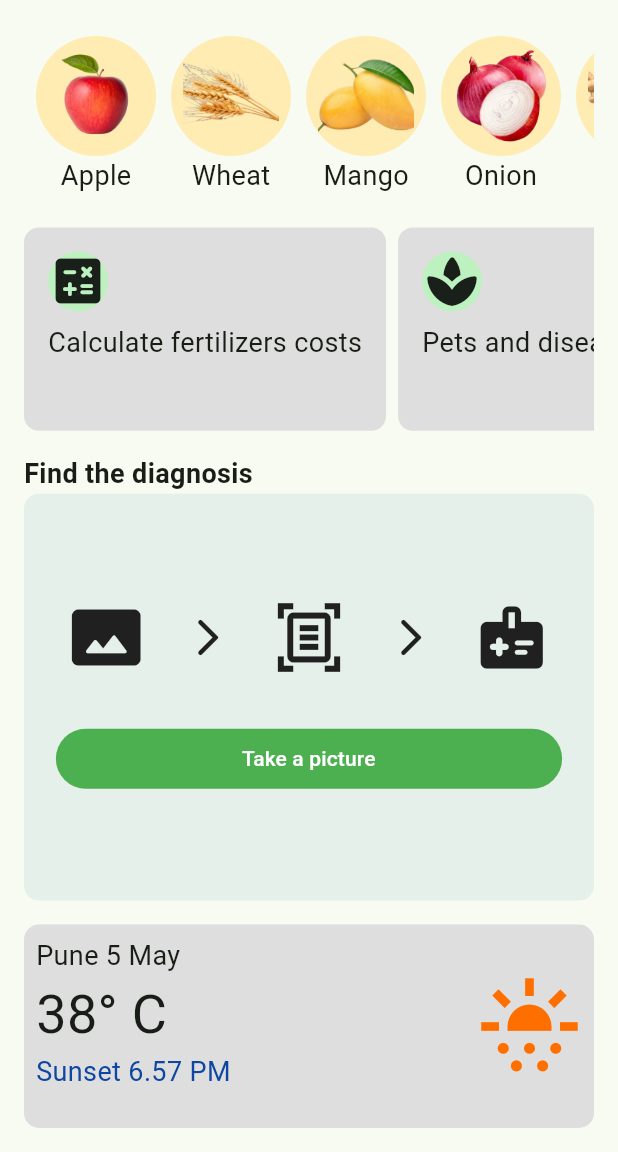
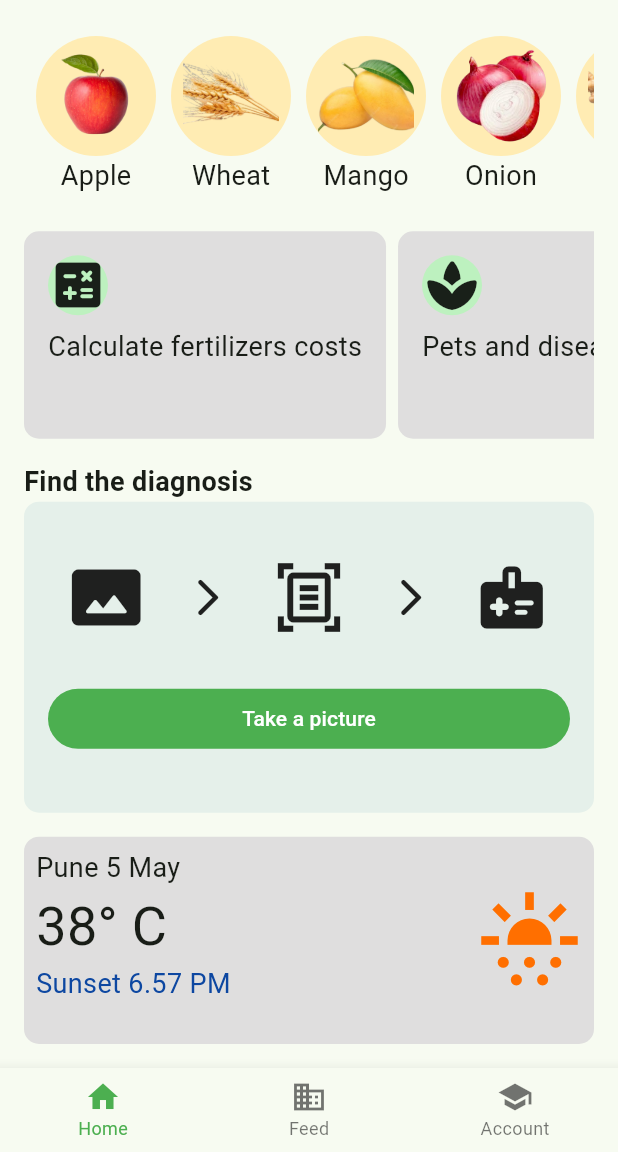
Before and after one commit to anantnipunge/Plantix_app, a Flutter app: the screen it shows after launch, after a tap on "Take a picture", on a phone screen of 412 x 824 dp, the part 84-1236 px from its top. Run offline on Flutter 3.47's test engine with Material 2 defaults, Android fonts, the phone set to English and light mode, and no system bars; our stand-ins replace google_fonts.

Commit message:
new: UI changes: tabbar added

```diff
--- /dev/null
+++ b/lib/Screens/home_page.dart
@@ -0,0 +1,80 @@
+import 'package:flutter/material.dart';
+import 'package:plantix/Screens/calculator_cards.dart';
+import 'package:plantix/Screens/categorylist.dart';
+import 'package:plantix/Screens/widgets/diagnosis.dart';
+import 'package:plantix/Screens/widgets/weather_card.dart';
+
+class MyHomePage extends StatefulWidget {
+  const MyHomePage({super.key, required this.title});
+  final String title;
+
+  @override
+  State<MyHomePage> createState() => _MyHomePageState();
+}
+
+class _MyHomePageState extends State<MyHomePage> {
+
+  @override
+  Widget build(BuildContext context) {
+    return Scaffold(
+      appBar: AppBar(
+        backgroundColor: Theme.of(context).colorScheme.inversePrimary,
+        title: Text(widget.title),
+      ),
+      body: const SafeArea(
+        child: Padding(
+          padding: EdgeInsets.all(16.0),
+          child: Column(
+          mainAxisAlignment: MainAxisAlignment.start,
+          crossAxisAlignment: CrossAxisAlignment.start,
+          children: <Widget>[
+              Flexible(
+                flex: 2,
+                child: categorylist(),
+              ),
+              Flexible(
+                flex: 2,
+                child: cal_cards()
+              ),
+              SizedBox(height: 16,),
+              Text("Find the diagnosis", style: TextStyle(fontSize: 18, fontWeight:FontWeight.bold), ),
+              Flexible(
+                flex: 3,
+                child: diagnosis(),
+              ),
+              SizedBox(height: 16,),
+              Flexible(
+                flex: 2,
+                child: weather_card(),
+              )
+              // const SizedBox(height: 16,),
+              // Flexible(
+              //   flex: 1,
+              //   child: CategorySelector(
+              //     selected: selected,
+              //     categories: const [
+              //       'Recommended',
+              //       'Top',
+              //       'Indoor',
+              //       'Outdoor'
+              //     ],
+              //     onTap: (index) {
+              //       setState(() {
+              //         selected = index;
+              //       });
+              //     },
+              //   ),
+              // )
+            ],
+          ),
+        ),
+      ),
+      // floatingActionButton: FloatingActionButton(
+      //   onPressed: () => {},
+      //   tooltip: 'Search',
+      //   child: const Icon(Icons.camera),
+      // ),
+
+    );
+  }
+}
--- /dev/null
+++ b/lib/Screens/widgets/diagnosis.dart
@@ -0,0 +1,45 @@
+import 'package:flutter/material.dart';
+
+class diagnosis extends StatefulWidget {
+  const diagnosis({super.key});
+
+  @override
+  State<diagnosis> createState() => _diagnosisState();
+}
+
+class _diagnosisState extends State<diagnosis> {
+  @override
+  Widget build(BuildContext context) {
+    return Container(
+      alignment: Alignment.center,
+      padding: const EdgeInsets.all(16),
+      decoration: const BoxDecoration(
+        color: Color(0xFFE5F0EA),
+        borderRadius: BorderRadius.all(Radius.circular(10))),
+      child: Column(
+        mainAxisAlignment: MainAxisAlignment.center,
+        children: [
+          const Row(
+            mainAxisAlignment: MainAxisAlignment.spaceAround,
+            children: [
+              Icon(Icons.photo_size_select_actual_rounded, size: 50,),
+              Icon(Icons.arrow_forward_ios_rounded, size: 30,),
+              Icon(Icons.document_scanner_outlined, size: 50,),
+              Icon(Icons.arrow_forward_ios_rounded, size: 30,),
+              Icon(Icons.medical_information_rounded, size: 50,),
+            ],
+          ),
+            const SizedBox(height: 32,),
+          SizedBox(
+            width: 400,
+            child: FilledButton(
+            style: const ButtonStyle(backgroundColor: MaterialStatePropertyAll<Color>(Colors.green),),
+            child: const Text('Take a picture'),
+            onPressed: () => print('Pressed'),
+          ),
+          )
+        ],
+      ),
+    );
+  }
+}
--- /dev/null
+++ b/lib/Screens/widgets/weather_card.dart
@@ -0,0 +1,40 @@
+import 'package:flutter/material.dart';
+
+class weather_card extends StatefulWidget {
+  const weather_card({super.key});
+
+  @override
+  State<weather_card> createState() => _weather_cardState();
+}
+
+class _weather_cardState extends State<weather_card> {
+  @override
+  Widget build(BuildContext context) {
+    return Container(
+      height: 200,
+      width: 400,
+      padding: const EdgeInsets.all(8),
+      decoration: const BoxDecoration(
+        color: Color.fromARGB(255, 223, 222, 222),
+        borderRadius: BorderRadius.all(Radius.circular(10))),
+      child: Row(
+        mainAxisAlignment: MainAxisAlignment.spaceBetween,
+        children: [
+          Column(
+            crossAxisAlignment: CrossAxisAlignment.start,
+            children: [
+              const Text("Pune 5 May",style: TextStyle(fontSize: 18),),
+              const Text("38\u00B0 C", style: TextStyle(fontSize: 36),),
+              Text("Sunset 6.57 PM", style: TextStyle(color: Colors.blue[900], fontSize: 18),)
+            ],
+          ),
+        Container(
+            decoration: const BoxDecoration(
+              borderRadius: BorderRadius.all(Radius.circular(50))),
+            child: const Icon(Icons.sunny_snowing, size: 70,color: Color.fromARGB(255, 255, 111, 0),),
+          ),
+        ],
+      ),
+    );
+  }
+}
--- a/lib/main.dart
+++ b/lib/main.dart
@@ -1,187 +1,81 @@
 import 'package:flutter/material.dart';
-import 'package:plantix/Screens/calculator_cards.dart';
-import 'package:plantix/Screens/categorylist.dart';
-void main() {
-  runApp(const MyApp());
-}
+import 'package:plantix/Screens/home_page.dart';
+
+void main() => runApp(const MyApp());
 
 class MyApp extends StatelessWidget {
   const MyApp({super.key});
 
-  // This widget is the root of your application.
   @override
   Widget build(BuildContext context) {
     return MaterialApp(
       debugShowCheckedModeBanner: false,
       title: 'Plantix',
       theme: ThemeData(
-        colorScheme:
-            ColorScheme.fromSeed(seedColor: Colors.green),
+        colorScheme:ColorScheme.fromSeed(seedColor: Colors.green),
         useMaterial3: true,
       ),
-      home: const MyHomePage(title: 'Plantix'),
+      home: const MyStatefulWidget(),
     );
-
   }
 }
 
-class MyHomePage extends StatefulWidget {
-  const MyHomePage({super.key, required this.title});
-  final String title;
+class MyStatefulWidget extends StatefulWidget {
+  const MyStatefulWidget({Key? key}) : super(key: key);
 
   @override
-  State<MyHomePage> createState() => _MyHomePageState();
+  State<MyStatefulWidget> createState() => _MyStatefulWidgetState();
 }
 
-class _MyHomePageState extends State<MyHomePage> {
+class _MyStatefulWidgetState extends State<MyStatefulWidget> {
+  int _selectedIndex = 0;
+  static const TextStyle optionStyle = TextStyle(fontSize: 30, fontWeight: FontWeight.bold);
+  static const List<Widget> _widgetOptions = <Widget>[
+    MyHomePage(title: 'Plantix'),
+    Center(
+      child: Text(
+        'Feed',
+        style: optionStyle,
+      ),
+    ),
+    Text(
+      'Account',
+      style: optionStyle,
+    ),
+  ];
+
+  void _onItemTapped(int index) {
+    setState(() {
+      _selectedIndex = index;
+    });
+  }
 
   @override
   Widget build(BuildContext context) {
     return Scaffold(
-      appBar: AppBar(
-        backgroundColor: Theme.of(context).colorScheme.inversePrimary,
-        title: Text(widget.title),
+      body: SafeArea(
+        child:  _widgetOptions.elementAt(_selectedIndex),
       ),
-      body: SafeArea(
-        child: Padding(
-          padding: const EdgeInsets.all(16.0),
-          child: Column(
-          mainAxisAlignment: MainAxisAlignment.start,
-          crossAxisAlignment: CrossAxisAlignment.start,
-          children: <Widget>[
-              const Flexible(
-                flex: 2,
-                child: categorylist(),
-              ),
-              const Flexible(
-                flex: 2,
-                child: cal_cards()
-              ),
-              // const SizedBox(height: 16,),
-              // TextField(
-              //   style: TextStyle(color: kDarkGreenColor),
-              //   cursorColor: kDarkGreenColor,
-              //   decoration: InputDecoration(
-              //     filled: true,
-              //     fillColor: kGinColor,
-              //     hintText: 'Search Plant',
-              //     hintStyle: TextStyle(color: kGreyColor),
-              //     prefixIcon: Icon(
-              //       Icons.search,
-              //       color: kDarkGreenColor,
-              //       size: 26.0,
-              //     ),
-              //     suffixIcon: IconButton(
-              //       icon: const Icon(Icons.mic),
-              //       color: kDarkGreenColor,
-              //       iconSize: 26.0,
-              //       splashRadius: 20.0,
-              //       onPressed: () {},
-              //     ),
-              //     border: OutlineInputBorder(
-              //       borderSide: BorderSide(color: kGinColor),
-              //       borderRadius: BorderRadius.circular(15.0),
-              //     ),
-              //     enabledBorder: OutlineInputBorder(
-              //       borderSide: BorderSide(color: kGinColor),
-              //       borderRadius: BorderRadius.circular(15.0),
-              //     ),
-              //     focusedBorder: OutlineInputBorder(
-              //       borderSide: BorderSide(color: kGinColor),
-              //       borderRadius: BorderRadius.circular(15.0),
-              //     ),
-              //   ),
-              // ),
-              const SizedBox(height: 16,),
-              const Text("Find the diagnosis", style: TextStyle(fontSize: 18, fontWeight:FontWeight.bold), ),
-              Flexible(
-                flex: 4,
-                child:Container(
-                  alignment: Alignment.center,
-                  padding: const EdgeInsets.all(16),
-                  decoration: const BoxDecoration(
-                    color: Color(0xFFE5F0EA),
-                    borderRadius: BorderRadius.all(Radius.circular(10))),
-                  child: Column(
-                    mainAxisAlignment: MainAxisAlignment.center,
-                    children: [
-                      const Row(
-                        mainAxisAlignment: MainAxisAlignment.spaceAround,
-                        children: [
-                          Icon(Icons.photo_size_select_actual_rounded, size: 50,),
-                          Icon(Icons.arrow_forward_ios_rounded, size: 30,),
-                          Icon(Icons.document_scanner_outlined, size: 50,),
-                          Icon(Icons.arrow_forward_ios_rounded, size: 30,),
-                          Icon(Icons.medical_information_rounded, size: 50,),
-                        ],
-                      ),
-                        const SizedBox(height: 32,),
-                      FilledButton(
-                        style: const ButtonStyle(backgroundColor: MaterialStatePropertyAll<Color>(Colors.green),),
-                        child: const Text('                            Take a picture                            '),
-                        onPressed: () => print('Pressed'),
-                      ),
-                    ],
-                  ),
-                )
-              ),
-              const SizedBox(height: 16,),
-              Flexible(
-                flex: 2,
-                child: Container(
-                  height: 200,
-                  width: 400,
-                  padding: const EdgeInsets.all(8),
-                  decoration: const BoxDecoration(
-                    color: Color.fromARGB(255, 223, 222, 222),
-                    borderRadius: BorderRadius.all(Radius.circular(10))),
-                  child: Row(
-                    mainAxisAlignment: MainAxisAlignment.spaceBetween,
-                    children: [
-                      Column(
-                        crossAxisAlignment: CrossAxisAlignment.start,
-                        children: [
-                          const Text("Pune 5 May",style: TextStyle(fontSize: 18),),
-                          const Text("38\u00B0 C", style: TextStyle(fontSize: 36),),
-                          Text("Sunset 6.57 PM", style: TextStyle(color: Colors.blue[900], fontSize: 18),)
-                        ],
-                      ),
-                    Container(
-                        decoration: const BoxDecoration(
-                          borderRadius: BorderRadius.all(Radius.circular(50))),
-                        child: const Icon(Icons.sunny_snowing, size: 70,color: Color.fromARGB(255, 255, 111, 0),),
-                      ),
-                    ],
-                  ),
-                ),
-              )
-              // const SizedBox(height: 16,),
-              // Flexible(
-              //   flex: 1,
-              //   child: CategorySelector(
-              //     selected: selected,
-              //     categories: const [
-              //       'Recommended',
-              //       'Top',
-              //       'Indoor',
-              //       'Outdoor'
-              //     ],
-              //     onTap: (index) {
-              //       setState(() {
-              //         selected = index;
-              //       });
-              //     },
-              //   ),
-              // )
-            ],
+      bottomNavigationBar: BottomNavigationBar(
+        items: const <BottomNavigationBarItem>[
+          BottomNavigationBarItem(
+            icon: Icon(Icons.home),
+            label: 'Home',
           ),
-        ),
+          BottomNavigationBarItem(
+            icon: Icon(Icons.business),
+            label: 'Feed',
+          ),
+          BottomNavigationBarItem(
+            icon: Icon(Icons.school),
+            label: 'Account',
+          ),
+        ],
+        currentIndex: _selectedIndex,
+        selectedItemColor: Colors.green[500],
+        onTap: _onItemTapped,
+        selectedFontSize: 12,
       ),
-      // floatingActionButton: FloatingActionButton(
-      //   onPressed: () => {},
-      //   tooltip: 'Search',
-      //   child: const Icon(Icons.camera),
-      // ),
     );
   }
 }
```
